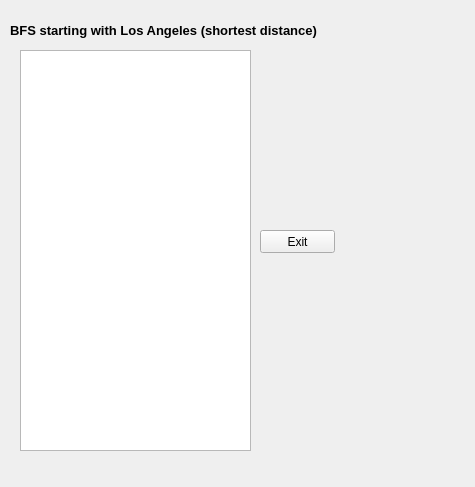
Qt form CS1D-Basketball-master/Basketball/bfs.ui (moetaei/CS1D-Basketball) before a commit.
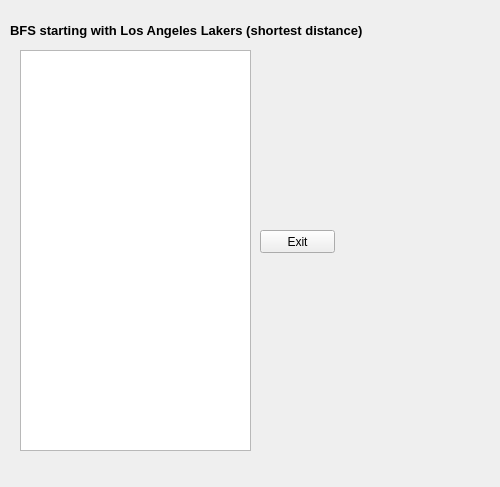
The same form after that commit.

What changed in the file:
```diff
--- a/CS1D-Basketball-master/Basketball/bfs.ui
+++ b/CS1D-Basketball-master/Basketball/bfs.ui
@@ -6,7 +6,7 @@
    <rect>
     <x>0</x>
     <y>0</y>
-    <width>475</width>
+    <width>500</width>
     <height>487</height>
    </rect>
   </property>
@@ -18,7 +18,7 @@
     <rect>
      <x>10</x>
      <y>10</y>
-     <width>471</width>
+     <width>491</width>
      <height>41</height>
     </rect>
    </property>
@@ -31,7 +31,7 @@
     </font>
    </property>
    <property name="text">
-    <string>BFS starting with Los Angeles (shortest distance) </string>
+    <string>BFS starting with Los Angeles Lakers (shortest distance) </string>
    </property>
    <property name="textFormat">
     <enum>Qt::PlainText</enum>
```
